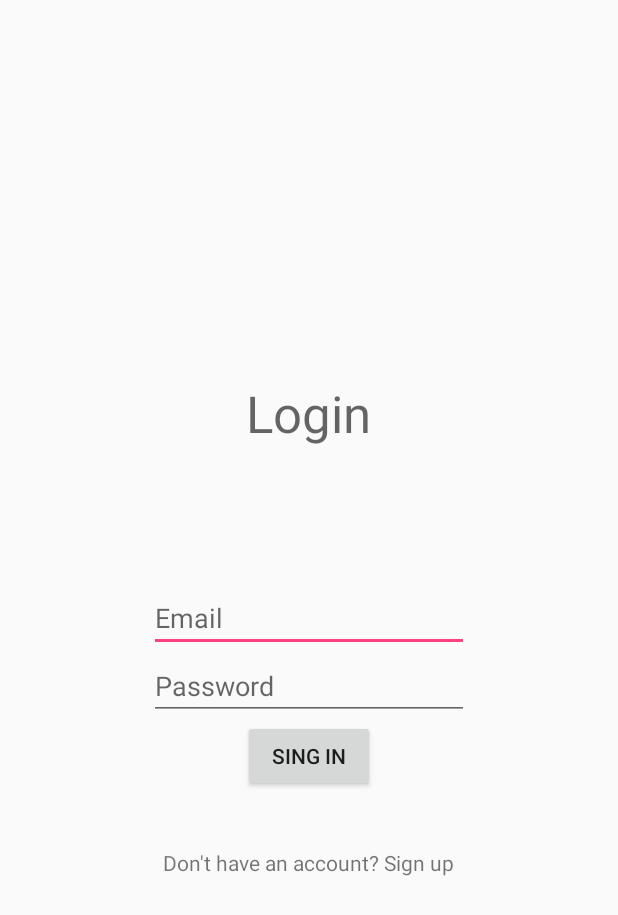
After one commit to Shamsul1/VastVocabularyTest2.0, an Android app: the SignInActivity screen opened directly, with no data from a screen before it, on a phone screen of 412 x 824 dp. The commit adds this screen. Shown: the top 915 px of the screen. Run offline under Robolectric (Android 15) with nearby library versions, the phone set to English and light mode, and no system bars; our stand-ins replace Firebase (no records; nobody signed in at launch, a user with empty details on screens opened directly).

Commit message:
Firebase work almost finish

```diff
--- a/app/build.gradle
+++ b/app/build.gradle
@@ -33,5 +33,9 @@ dependencies {
     compile 'com.android.support:support-v4:23.4.0'
     compile 'com.github.ganfra:material-spinner:1.1.1'
     compile 'com.android.support:design:23.4.0'
+    compile 'com.google.firebase:firebase-auth:10.0.1'
+    compile 'com.google.firebase:firebase-database:10.0.1'
+    compile 'com.google.firebase:firebase-core:10.0.1'
     testCompile 'junit:junit:4.12'
 }
+apply plugin: 'com.google.gms.google-services'
--- a/app/src/main/AndroidManifest.xml
+++ b/app/src/main/AndroidManifest.xml
@@ -26,6 +26,8 @@
             android:name=".PracticeFinishedActivity"
             android:label="@string/title_activity_practice_finished"
             android:theme="@style/AppTheme" />
+        <activity android:name=".RegisterActivity" />
+        <activity android:name=".SignInActivity"></activity>
     </application>
 
 </manifest>
--- /dev/null
+++ b/app/src/main/java/com/example/shamsulkarim/vastvocabulary/SignInActivity.java
@@ -0,0 +1,117 @@
+package com.example.shamsulkarim.vastvocabulary;
+
+import android.app.ProgressDialog;
+import android.content.Intent;
+import android.support.annotation.NonNull;
+import android.support.v7.app.AppCompatActivity;
+import android.os.Bundle;
+import android.text.TextUtils;
+import android.view.View;
+import android.widget.Button;
+import android.widget.EditText;
+import android.widget.TextView;
+import android.widget.Toast;
+
+import com.google.android.gms.tasks.OnCompleteListener;
+import com.google.android.gms.tasks.Task;
+import com.google.firebase.auth.AuthResult;
+import com.google.firebase.auth.FirebaseAuth;
+
+public class SignInActivity extends AppCompatActivity implements View.OnClickListener{
+
+
+    EditText loginEmail, loginPassword;
+    TextView dontHaveAnAccount;
+    Button singIn;
+
+    ProgressDialog progressDialog;
+    FirebaseAuth firebaseAuth;
+
+    @Override
+    protected void onCreate(Bundle savedInstanceState) {
+        super.onCreate(savedInstanceState);
+        setContentView(R.layout.activity_sign_in);
+
+        firebaseAuth = FirebaseAuth.getInstance();
+        progressDialog = new ProgressDialog(this);
+
+        if(firebaseAuth.getCurrentUser() != null){
+
+            startActivity(new Intent(this, MainActivity.class));
+        }
+
+        loginEmail = (EditText) findViewById(R.id.email_login);
+        loginPassword = (EditText) findViewById(R.id.password_login);
+        dontHaveAnAccount = (TextView) findViewById(R.id.dontHaveAnAccount);
+        singIn = (Button)findViewById(R.id.singIn);
+
+        singIn.setOnClickListener(this);
+        dontHaveAnAccount.setOnClickListener(this);
+
+
+
+    }
+
+    @Override
+    public void onClick(View view) {
+
+
+        if(view == singIn){
+            singIn();
+
+        }
+
+        if(view == dontHaveAnAccount){
+
+            finish();
+            startActivity(new Intent(this, RegisterActivity.class));
+
+        }
+
+    }
+
+
+    private  void singIn(){
+
+        String email = this.loginEmail.getText().toString().trim();
+        String password = this.loginPassword.getText().toString().trim();
+
+
+        if(TextUtils.isEmpty(email)){
+
+            Toast.makeText(this, "Enter email please",Toast.LENGTH_SHORT).show();
+            return;
+        }
+
+        if(TextUtils.isEmpty(password)){
+
+            Toast.makeText(this, "Enter password please",Toast.LENGTH_SHORT).show();
+            return;
+        }
+
+        progressDialog.setMessage("You are loggin in");
+        progressDialog.show();
+
+        firebaseAuth.signInWithEmailAndPassword(email,password)
+                .addOnCompleteListener(this, new OnCompleteListener<AuthResult>() {
+                    @Override
+                    public void onComplete(@NonNull Task<AuthResult> task) {
+                        progressDialog.dismiss();
+
+                        if(task.isSuccessful()){
+
+                            Toast.makeText(SignInActivity.this, "Login Successful",Toast.LENGTH_SHORT).show();
+                            startActivity(new Intent(SignInActivity.this, MainActivity.class));
+                            finish();
+                        }else {
+
+                            Toast.makeText(SignInActivity.this, "Login Failed",Toast.LENGTH_SHORT).show();
+
+                        }
+
+                    }
+                });
+
+
+    }
+}
--- /dev/null
+++ b/app/src/main/res/layout/activity_sign_in.xml
@@ -0,0 +1,63 @@
+<?xml version="1.0" encoding="utf-8"?>
+<RelativeLayout xmlns:android="http://schemas.android.com/apk/res/android"
+    xmlns:tools="http://schemas.android.com/tools"
+    android:id="@+id/activity_sign_in"
+    android:layout_width="match_parent"
+    android:layout_height="match_parent"
+    android:paddingBottom="@dimen/activity_vertical_margin"
+    android:paddingLeft="@dimen/activity_horizontal_margin"
+    android:paddingRight="@dimen/activity_horizontal_margin"
+    android:paddingTop="@dimen/activity_vertical_margin"
+    tools:context="com.example.shamsulkarim.vastvocabulary.SignInActivity">
+
+
+    <EditText
+        android:layout_width="wrap_content"
+        android:layout_height="wrap_content"
+        android:inputType="textPersonName"
+        android:hint="Email"
+        android:ems="10"
+        android:layout_centerVertical="true"
+        android:layout_centerHorizontal="true"
+        android:id="@+id/email_login" />
+
+    <EditText
+        android:layout_width="wrap_content"
+        android:layout_height="wrap_content"
+        android:inputType="textPassword"
+        android:ems="10"
+        android:hint="Password"
+        android:layout_below="@+id/email_login"
+        android:layout_alignLeft="@+id/email_login"
+        android:layout_alignStart="@+id/email_login"
+        android:id="@+id/password_login" />
+
+    <Button
+        android:text="Sing in"
+        android:layout_width="wrap_content"
+        android:layout_height="wrap_content"
+        android:layout_below="@+id/password_login"
+        android:layout_centerHorizontal="true"
+        android:id="@+id/singIn" />
+
+    <TextView
+        android:text="Login"
+        android:layout_width="wrap_content"
+        android:layout_height="wrap_content"
+        android:layout_above="@+id/email_login"
+        android:layout_centerHorizontal="true"
+        android:layout_marginBottom="91dp"
+        android:id="@+id/textView2"
+        android:textAppearance="@style/TextAppearance.AppCompat.Display1" />
+
+    <TextView
+        android:text="Don't have an account? Sign up"
+        android:layout_width="wrap_content"
+        android:layout_height="wrap_content"
+        android:layout_marginTop="37dp"
+        android:id="@+id/dontHaveAnAccount"
+        android:layout_below="@+id/singIn"
+        android:layout_centerHorizontal="true" />
+
+
+</RelativeLayout>
--- a/build.gradle
+++ b/build.gradle
@@ -6,6 +6,7 @@ buildscript {
     }
     dependencies {
         classpath 'com.android.tools.build:gradle:2.2.3'
+        classpath 'com.google.gms:google-services:3.0.0'
 
         // NOTE: Do not place your application dependencies here; they belong
         // in the individual module build.gradle files
```
Also changed, not shown: app/src/main/java/com/example/shamsulkarim/vastvocabulary/FavLearnedState.java (added, +70 -0 lines), app/src/main/java/com/example/shamsulkarim/vastvocabulary/MainActivity.java (+78 -6 lines), app/src/main/java/com/example/shamsulkarim/vastvocabulary/SettingFragment.java (added, +192 -0 lines), app/src/main/res/layout/fragment_setting.xml (added, +23 -0 lines).
